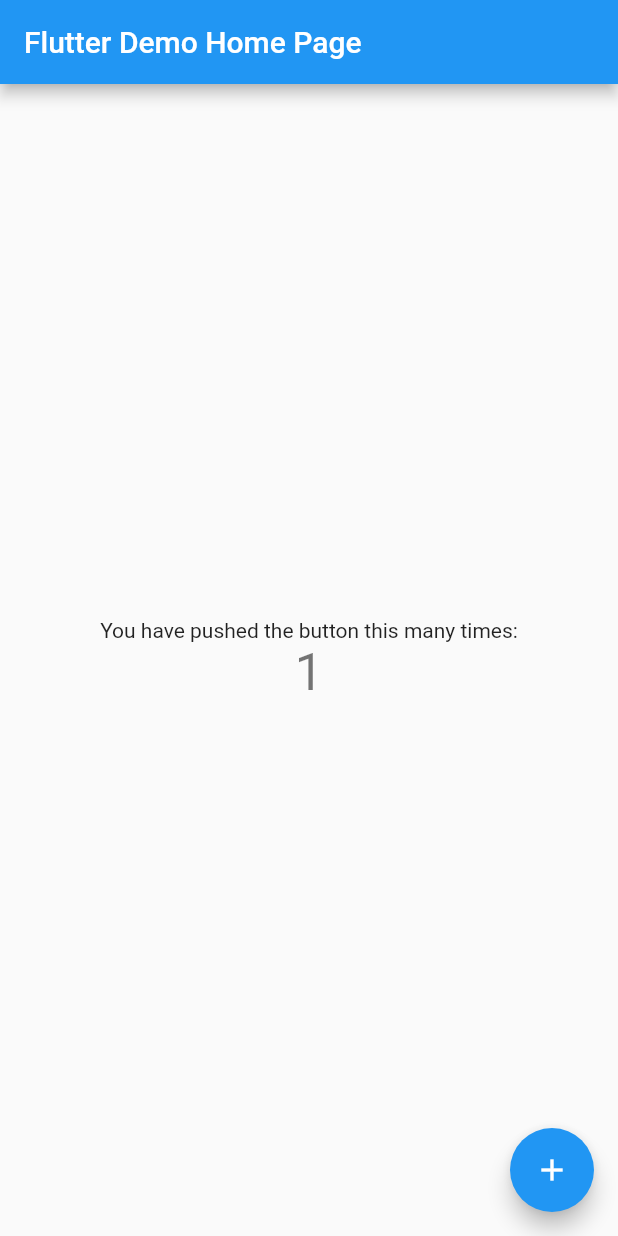
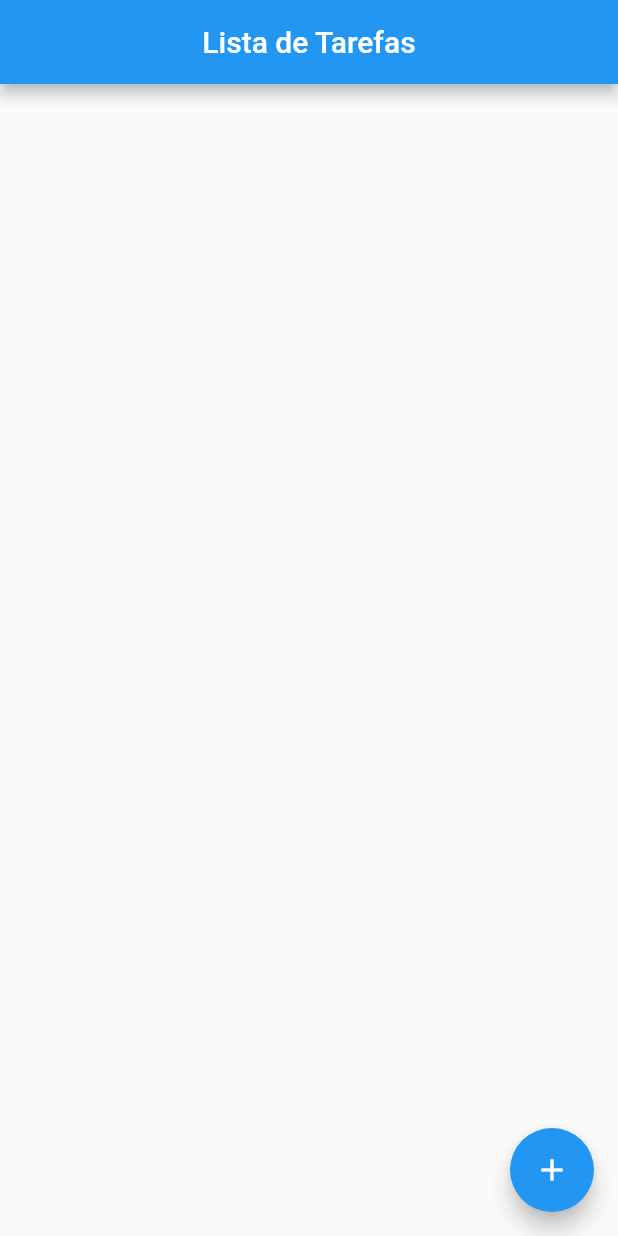
Before and after one commit to Luiz-fss/lista_tarefas_update, a Flutter app: the screen it shows after launch, after a tap on the "add" icon, on a phone screen of 412 x 824 dp. Run offline on Flutter 3.47's test engine with Material 2 defaults, Android fonts, the phone set to English and light mode, and no system bars; our stand-ins replace flutter_bloc.

```diff
--- /dev/null
+++ b/lib/container/lista-tarefa/bloc/lista-tarefa-cubit-actions.dart
@@ -0,0 +1,3 @@
+abstract class ListaTarefaCubitActions {
+
+}
--- /dev/null
+++ b/lib/container/lista-tarefa/bloc/lista-tarefa-cubit-model.dart
@@ -0,0 +1,18 @@
+
+
+class ListaTarefaCubitModel {
+
+  List listaDeTarefas;
+
+  ListaTarefaCubitModel(
+      {this.listaDeTarefas});
+
+  ListaTarefaCubitModel patchState(
+      {List listaDeTarefas
+
+      }) {
+    return ListaTarefaCubitModel(
+        listaDeTarefas: listaDeTarefas ?? this.listaDeTarefas
+    );
+  }
+}
--- /dev/null
+++ b/lib/container/lista-tarefa/components/home.dart
@@ -0,0 +1,56 @@
+import 'package:flutter/material.dart';
+import 'package:flutter_bloc/flutter_bloc.dart';
+import 'package:lista_tarefas_atualizado/container/lista-tarefa/bloc/lista-tarefa-cubit-model.dart';
+import 'package:lista_tarefas_atualizado/container/lista-tarefa/bloc/lista-tarefa-cubit.dart';
+import 'package:path_provider/path_provider.dart';
+
+class Home extends StatefulWidget {
+  const Home({Key key}) : super(key: key);
+  static String ROUTE = "/home";
+
+  @override
+  _HomeState createState() => _HomeState();
+}
+
+class _HomeState extends State<Home> {
+
+
+   ListaTarefaCubit _bloc =  ListaTarefaCubit();
+
+  @override
+  Widget build(BuildContext context) {
+    return BlocProvider(
+      create: (context){
+        return _bloc;
+      },
+      child: Scaffold(
+        appBar:  AppBar(
+          title: const Text(
+            "Lista de Tarefas",
+          ),
+          centerTitle: true,
+        ),
+        body: _buildBody(),
+        floatingActionButton: _botaoAdicionar(),
+      ),
+    );
+  }
+
+  Widget _buildBody (){
+    return Container(
+      margin: const EdgeInsets.all(16),
+      child: ListView(
+        children: [
+
+        ],
+      ),
+    );
+  }
+
+  Widget _botaoAdicionar () {
+    return FloatingActionButton(
+      onPressed: (){},
+      child: const Icon(Icons.add,),
+    );
+  }
+}
--- a/lib/main.dart
+++ b/lib/main.dart
@@ -1,97 +1,21 @@
 import 'package:flutter/material.dart';
+import 'package:lista_tarefas_atualizado/container/lista-tarefa/components/home.dart';
+
 
 void main() {
-  runApp(const MyApp());
+  runApp(MyApp());
 }
 
 class MyApp extends StatelessWidget {
-  const MyApp({Key? key}) : super(key: key);
-
-  // This widget is the root of your application.
   @override
   Widget build(BuildContext context) {
-    return MaterialApp(
-      title: 'Flutter Demo',
-      theme: ThemeData(
-        primarySwatch: Colors.blue,
-      ),
-      home: const MyHomePage(title: 'Flutter Demo Home Page'),
+    return  MaterialApp(
+      title: 'Z Candidato',
+      debugShowCheckedModeBanner: false,
+      home:  Home(),
+      routes: {
+        Home.ROUTE: (context) => const Home()
+      },
     );
   }
 }
-
-class MyHomePage extends StatefulWidget {
-  const MyHomePage({Key? key, required this.title}) : super(key: key);
-
-  final String title;
-
-  @override
-  State<MyHomePage> createState() => _MyHomePageState();
-}
-
-class _MyHomePageState extends State<MyHomePage> {
-  int _counter = 0;
-
-  void _incrementCounter() {
-    setState(() {
-      // This call to setState tells the Flutter framework that something has
-      // changed in this State, which causes it to rerun the build method below
-      // so that the display can reflect the updated values. If we changed
-      // _counter without calling setState(), then the build method would not be
-      // called again, and so nothing would appear to happen.
-      _counter++;
-    });
-  }
-
-  @override
-  Widget build(BuildContext context) {
-    // This method is rerun every time setState is called, for instance as done
-    // by the _incrementCounter method above.
-    //
-    // The Flutter framework has been optimized to make rerunning build methods
-    // fast, so that you can just rebuild anything that needs updating rather
-    // than having to individually change instances of widgets.
-    return Scaffold(
-      appBar: AppBar(
-        // Here we take the value from the MyHomePage object that was created by
-        // the App.build method, and use it to set our appbar title.
-        title: Text(widget.title),
-      ),
-      body: Center(
-        // Center is a layout widget. It takes a single child and positions it
-        // in the middle of the parent.
-        child: Column(
-          // Column is also a layout widget. It takes a list of children and
-          // arranges them vertically. By default, it sizes itself to fit its
-          // children horizontally, and tries to be as tall as its parent.
-          //
-          // Invoke "debug painting" (press "p" in the console, choose the
-          // "Toggle Debug Paint" action from the Flutter Inspector in Android
-          // Studio, or the "Toggle Debug Paint" command in Visual Studio Code)
-          // to see the wireframe for each widget.
-          //
-          // Column has various properties to control how it sizes itself and
-          // how it positions its children. Here we use mainAxisAlignment to
-          // center the children vertically; the main axis here is the vertical
-          // axis because Columns are vertical (the cross axis would be
-          // horizontal).
-          mainAxisAlignment: MainAxisAlignment.center,
-          children: <Widget>[
-            const Text(
-              'You have pushed the button this many times:',
-            ),
-            Text(
-              '$_counter',
-              style: Theme.of(context).textTheme.headline4,
-            ),
-          ],
-        ),
-      ),
-      floatingActionButton: FloatingActionButton(
-        onPressed: _incrementCounter,
-        tooltip: 'Increment',
-        child: const Icon(Icons.add),
-      ), // This trailing comma makes auto-formatting nicer for build methods.
-    );
-  }
-}
--- a/pubspec.yaml
+++ b/pubspec.yaml
@@ -18,7 +18,7 @@ publish_to: 'none' # Remove this line if you wish to publish to pub.dev
 version: 1.0.0+1
 
 environment:
-  sdk: ">=2.15.1 <3.0.0"
+  sdk: ">=2.7.0 <3.0.0"
 
 # Dependencies specify other packages that your package needs in order to work.
 # To automatically upgrade your package dependencies to the latest versions
@@ -34,6 +34,8 @@ dependencies:
   # The following adds the Cupertino Icons font to your application.
   # Use with the CupertinoIcons class for iOS style icons.
   cupertino_icons: ^1.0.2
+  flutter_bloc: ^7.0.1
+  path_provider: ^2.0.9
 
 dev_dependencies:
   flutter_test:
```
Also changed, not shown: lib/container/lista-tarefa/bloc/lista-tarefa-cubit.dart (added, +34 -0 lines), lib/utils/dialog-cadastro-nova-tarefa.dart (added, +29 -0 lines), pubspec.lock, 1 other file.
